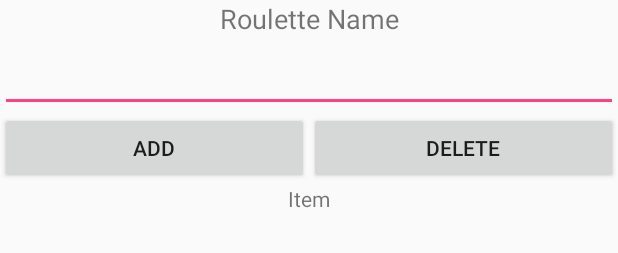
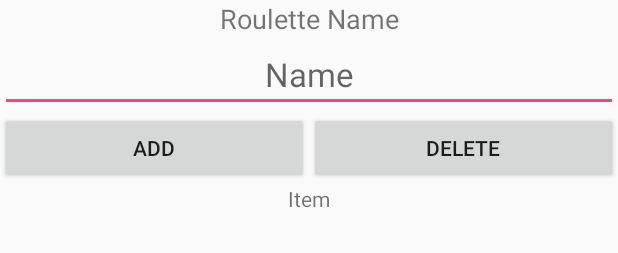
Before and after one commit to tinkai/RouletteCleator, an Android app: the layout activity_edit_roulette.xml on its own in the app's theme, with its tools: preview values and no code run, on a phone screen of 412 x 824 dp. Shown: the top 253 px of the screen. Run offline under Robolectric (Android 15) with nearby library versions, the phone set to English and light mode, and no system bars.

Commit message:
ルーレット名にヒントを追加。

```diff
--- a/app/src/main/res/layout/activity_edit_roulette.xml
+++ b/app/src/main/res/layout/activity_edit_roulette.xml
@@ -19,7 +19,8 @@
         android:layout_width="match_parent"
         android:layout_height="wrap_content"
         android:textSize="22sp"
-        android:gravity="center"/>
+        android:gravity="center"
+        android:hint="Name"/>
 
     <LinearLayout
         android:layout_width="match_parent"
```
